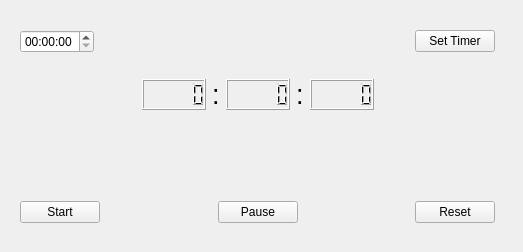
Above: mytimer.ui from RiccardoMurgia/Timer before the change. Below: the same form after it.
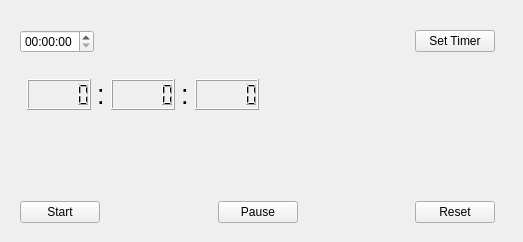
That is the form after the change.

```diff
--- a/mytimer.ui
+++ b/mytimer.ui
@@ -7,7 +7,7 @@
     <x>0</x>
     <y>0</y>
     <width>523</width>
-    <height>252</height>
+    <height>242</height>
    </rect>
   </property>
   <property name="windowTitle">
@@ -81,25 +81,6 @@
         <property name="orientation">
          <enum>Qt::Horizontal</enum>
         </property>
-        <property name="sizeHint" stdset="0">
-         <size>
-          <width>40</width>
-          <height>20</height>
-         </size>
-        </property>
-       </spacer>
-      </item>
-      <item>
-       <spacer name="horizontalSpacer_6">
-        <property name="orientation">
-         <enum>Qt::Horizontal</enum>
-        </property>
-        <property name="sizeHint" stdset="0">
-         <size>
-          <width>40</width>
-          <height>20</height>
-         </size>
-        </property>
        </spacer>
       </item>
       <item>
@@ -139,19 +120,6 @@
       <item>
        <widget class="QLCDNumber" name="seconds"/>
       </item>
-      <item>
-       <spacer name="horizontalSpacer_8">
-        <property name="orientation">
-         <enum>Qt::Horizontal</enum>
-        </property>
-        <property name="sizeHint" stdset="0">
-         <size>
-          <width>40</width>
-          <height>20</height>
-         </size>
-        </property>
-       </spacer>
-      </item>
       <item>
        <spacer name="horizontalSpacer_7">
         <property name="orientation">
```
